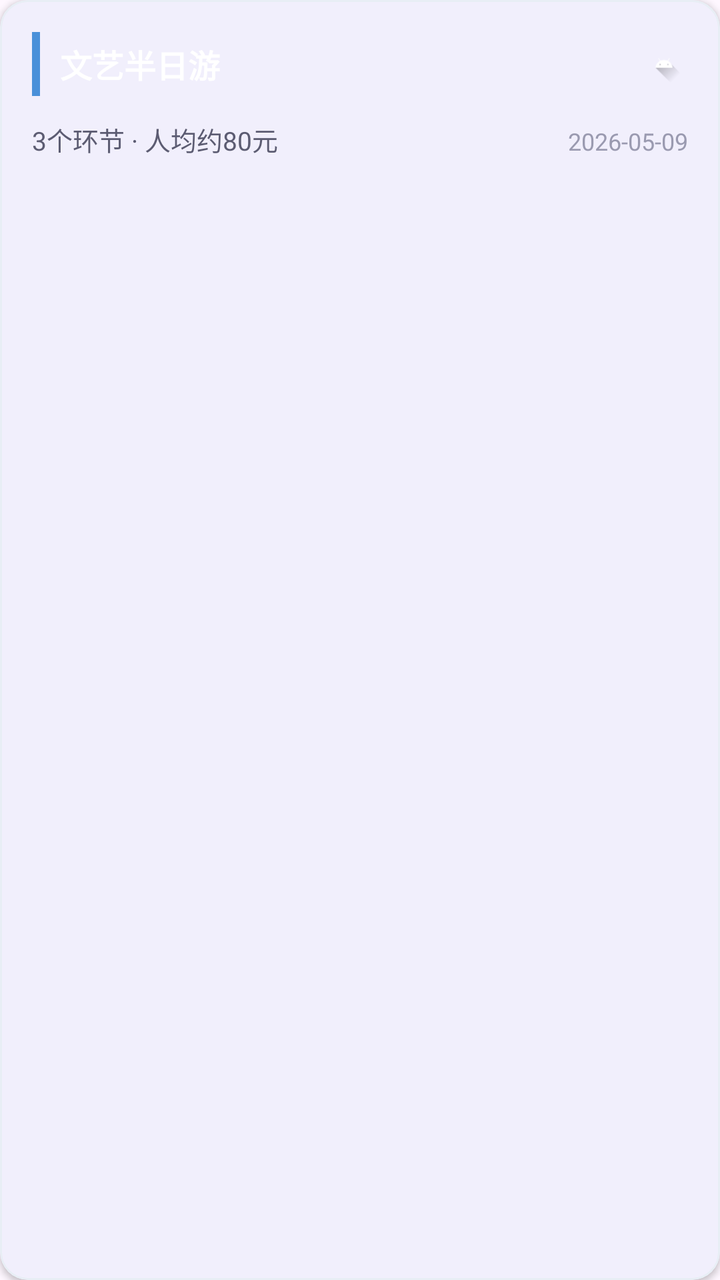
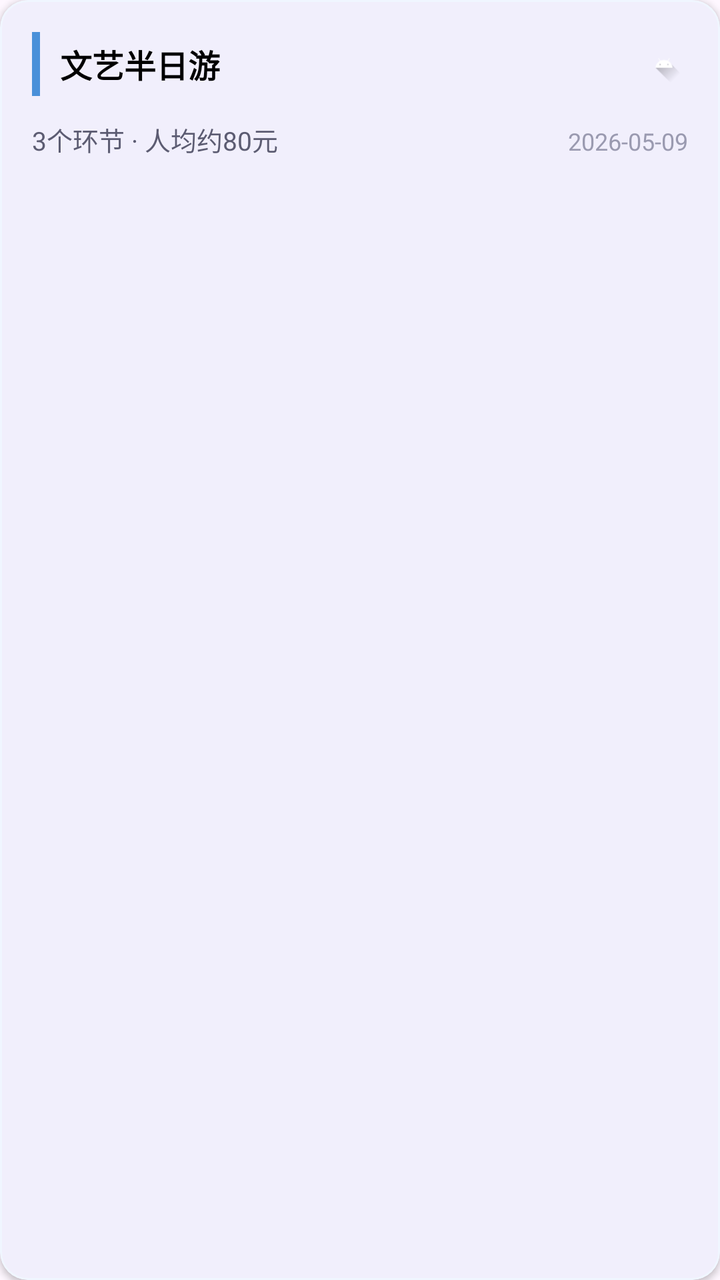

Screens rendered from an Android XML layout before and after an edit, with the pre-edit source and the edit as a unified diff.
<!-- AndroidManifest.xml: application theme Theme.BlindWeekend -->
<!-- res/layout/item_saved_plan.xml -->
<?xml version="1.0" encoding="utf-8"?>
<com.google.android.material.card.MaterialCardView
    xmlns:android="http://schemas.android.com/apk/res/android"
    xmlns:app="http://schemas.android.com/apk/res-auto"
    android:layout_width="match_parent"
    android:layout_height="wrap_content"
    app:cardCornerRadius="14dp"
    app:cardElevation="2dp"
    app:strokeWidth="1dp"
    app:strokeColor="@color/divider_color"
    android:layout_marginBottom="12dp"
    android:foreground="?attr/selectableItemBackground"
    android:clickable="true"
    android:focusable="true">

    <LinearLayout
        android:layout_width="match_parent"
        android:layout_height="wrap_content"
        android:orientation="vertical"
        android:padding="16dp">

        
        <LinearLayout
            android:layout_width="match_parent"
            android:layout_height="wrap_content"
            android:orientation="horizontal"
            android:gravity="center_vertical">

            
            <View
                android:layout_width="4dp"
                android:layout_height="32dp"
                android:background="@color/primary_color" />

            <TextView
                android:id="@+id/tv_plan_name"
                android:layout_width="0dp"
                android:layout_height="wrap_content"
                android:layout_weight="1"
                android:text="文艺半日游"
                android:textSize="16sp"
                android:textStyle="bold"
                android:textColor="@android:color/white"
                android:maxLines="1"
                android:ellipsize="end"
                android:layout_marginStart="10dp" />

            <ImageView
                android:id="@+id/iv_favorite"
                android:layout_width="24dp"
                android:layout_height="24dp"
                android:src="@drawable/ic_launcher_foreground"
                android:contentDescription="收藏"
                android:padding="2dp" />

        </LinearLayout>

        
        <LinearLayout
            android:layout_width="match_parent"
            android:layout_height="wrap_content"
            android:orientation="horizontal"
            android:layout_marginTop="12dp">

            <TextView
                android:id="@+id/tv_plan_summary"
                android:layout_width="0dp"
                android:layout_height="wrap_content"
                android:layout_weight="1"
                android:text="3个环节 · 人均约80元"
                android:textSize="13sp"
                android:textColor="@color/text_secondary" />

            <TextView
                android:id="@+id/tv_plan_date"
                android:layout_width="wrap_content"
                android:layout_height="wrap_content"
                android:text="2026-05-09"
                android:textSize="12sp"
                android:textColor="@color/hint_text" />

        </LinearLayout>

    </LinearLayout>

</com.google.android.material.card.MaterialCardView>
<!-- resources referenced by this layout -->
<resources>
  <color name="divider_color">#FFE8EEF5</color>
  <color name="hint_text">#FF9A9AB0</color>
  <color name="primary_color">#FF4A90D9</color>
  <color name="text_secondary">#FF5C5C72</color>
  <!-- drawable ic_launcher_foreground (drawable) -->
  <vector xmlns:android="http://schemas.android.com/apk/res/android"
      xmlns:aapt="http://schemas.android.com/aapt"
      android:width="108dp"
      android:height="108dp"
      android:viewportWidth="108"
      android:viewportHeight="108">
      <path android:pathData="M31,63.928c0,0 6.4,-11 12.1,-13.1c7.2,-2.6 26,-1.4 26,-1.4l38.1,38.1L107,108.928l-32,-1L31,63.928z">
          <aapt:attr name="android:fillColor">
              <gradient
                  android:endX="85.84757"
                  android:endY="92.4963"
                  android:startX="42.9492"
                  android:startY="49.59793"
                  android:type="linear">
                  <item
                      android:color="#44000000"
                      android:offset="0.0" />
                  <item
                      android:color="#00000000"
                      android:offset="1.0" />
              </gradient>
          </aapt:attr>
      </path>
      <path
          android:fillColor="#FFFFFF"
          android:fillType="nonZero"
          android:pathData="M65.3,45.828l3.8,-6.6c0.2,-0.4 0.1,-0.9 -0.3,-1.1c-0.4,-0.2 -0.9,-0.1 -1.1,0.3l-3.9,6.7c-6.3,-2.8 -13.4,-2.8 -19.7,0l-3.9,-6.7c-0.2,-0.4 -0.7,-0.5 -1.1,-0.3C38.8,38.328 38.7,38.828 38.9,39.228l3.8,6.6C36.2,49.428 31.7,56.028 31,63.928h46C76.3,56.028 71.8,49.428 65.3,45.828zM43.4,57.328c-0.8,0 -1.5,-0.5 -1.8,-1.2c-0.3,-0.7 -0.1,-1.5 0.4,-2.1c0.5,-0.5 1.4,-0.7 2.1,-0.4c0.7,0.3 1.2,1 1.2,1.8C45.3,56.528 44.5,57.328 43.4,57.328L43.4,57.328zM64.6,57.328c-0.8,0 -1.5,-0.5 -1.8,-1.2s-0.1,-1.5 0.4,-2.1c0.5,-0.5 1.4,-0.7 2.1,-0.4c0.7,0.3 1.2,1 1.2,1.8C66.5,56.528 65.6,57.328 64.6,57.328L64.6,57.328z"
          android:strokeWidth="1"
          android:strokeColor="#00000000" />
  </vector>
  <style name="Theme.BlindWeekend" parent="Base.Theme.BlindWeekend" />
  <style name="Base.Theme.BlindWeekend" parent="Theme.Material3.DayNight.NoActionBar">
          
          <item name="colorPrimary">@color/primary_color</item>
          <item name="colorPrimaryDark">@color/nav_bg</item>
          <item name="colorAccent">@color/accent_color</item>
          
          <item name="android:statusBarColor">@color/nav_bg</item>
          
          <item name="android:navigationBarColor">@color/nav_bg</item>
      </style>
  <color name="nav_bg">#FF1B3A5C</color>
  <color name="accent_color">#FF26A69A</color>
</resources>

<!-- the commit's change to res/layout/item_saved_plan.xml (unified diff, before → after) -->
@@ -7,7 +7,7 @@
     app:cardCornerRadius="14dp"
     app:cardElevation="2dp"
     app:strokeWidth="1dp"
-    app:strokeColor="@color/divider_color"
+    app:strokeColor="@color/bg_page"
     android:layout_marginBottom="12dp"
     android:foreground="?attr/selectableItemBackground"
     android:clickable="true"
@@ -40,7 +40,7 @@
                 android:text="文艺半日游"
                 android:textSize="16sp"
                 android:textStyle="bold"
-                android:textColor="@android:color/white"
+                android:textColor="@color/black"
                 android:maxLines="1"
                 android:ellipsize="end"
                 android:layout_marginStart="10dp" />
<!-- resource entries referenced after the edit -->
@@ -1,6 +1,7 @@
 <!-- resources referenced by this layout -->
 <resources>
-  <color name="divider_color">#FFE8EEF5</color>
+  <color name="bg_page">#FFF0F6FF</color>
+  <color name="black">#FF000000</color>
   <color name="hint_text">#FF9A9AB0</color>
   <color name="primary_color">#FF4A90D9</color>
   <color name="text_secondary">#FF5C5C72</color>
